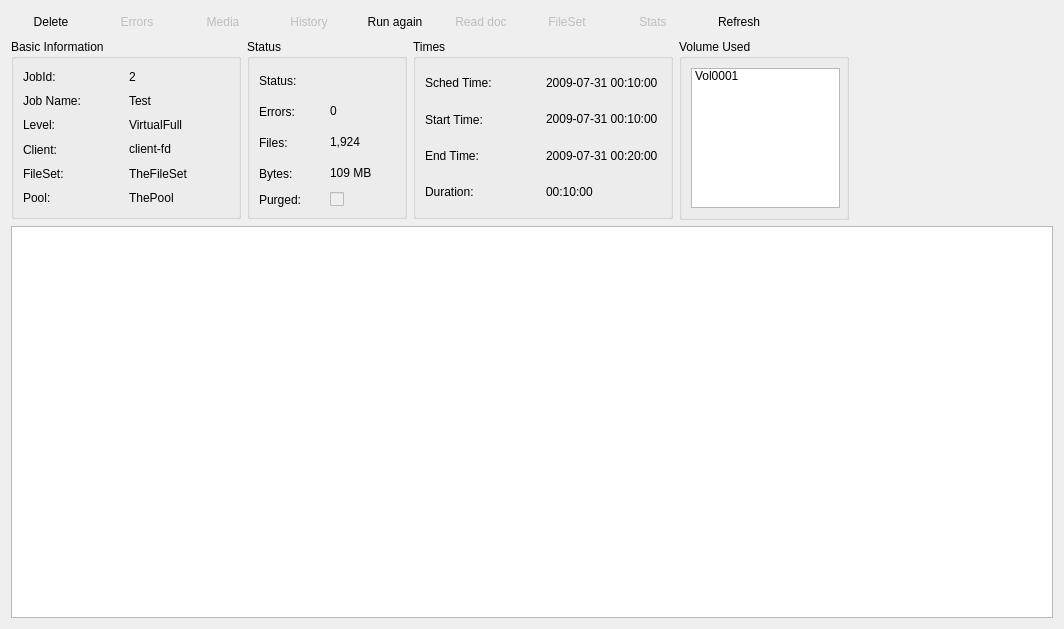
rkorzeniewski/bacula, file bacula/src/qt-console/job/job.ui: the form before one commit.
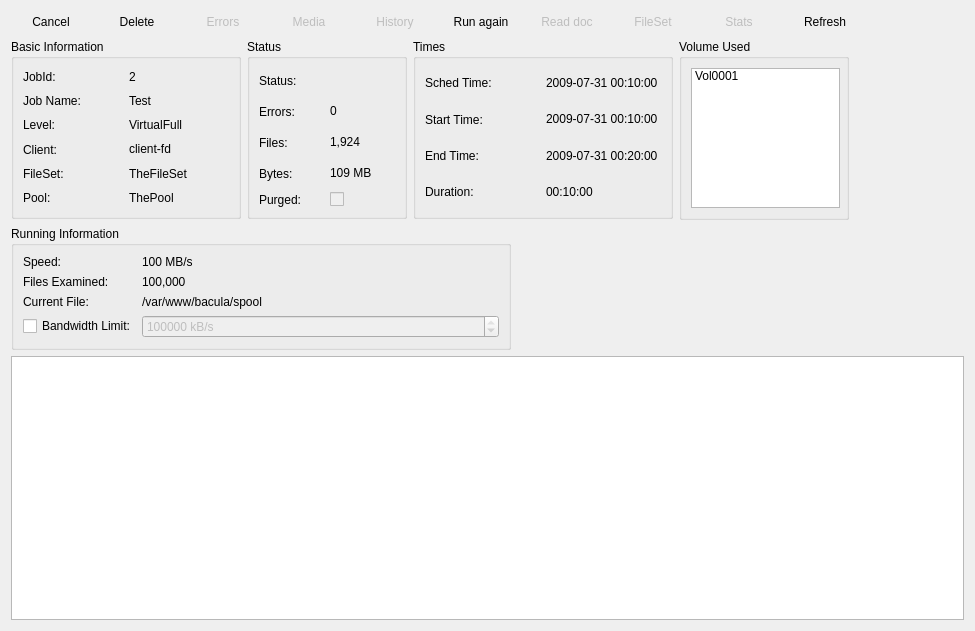
The form after the commit. Icons and pictures are not drawn.

Commit message: Modify Job view to follow backup progress in real-time

```diff
--- a/bacula/src/qt-console/job/job.ui
+++ b/bacula/src/qt-console/job/job.ui
@@ -1,25 +1,39 @@
 <ui version="4.0" >
  <class>JobForm</class>
- <widget class="QWidget" name="JobForm" >
-  <property name="geometry" >
+ <widget class="QWidget" name="JobForm">
+  <property name="geometry">
    <rect>
     <x>0</x>
     <y>0</y>
-    <width>1064</width>
-    <height>629</height>
+    <width>975</width>
+    <height>631</height>
    </rect>
   </property>
   <property name="windowTitle" >
    <string>Form</string>
   </property>
-  <layout class="QVBoxLayout" >
+  <layout class="QVBoxLayout" name="verticalLayout">
    <item>
-    <layout class="QHBoxLayout" >
+    <layout class="QHBoxLayout">
      <item>
-      <layout class="QHBoxLayout" >
+      <layout class="QHBoxLayout">
        <item>
-        <widget class="QPushButton" name="pbDelete" >
-         <property name="text" >
+        <widget class="QPushButton" name="pbCancel">
+         <property name="text">
+          <string>Cancel</string>
+         </property>
+         <property name="icon">
+          <iconset resource="../main.qrc">
+           <normaloff>:/images/A.png</normaloff>:/images/A.png</iconset>
+         </property>
+         <property name="flat">
+          <bool>true</bool>
+         </property>
+        </widget>
+       </item>
+       <item>
+        <widget class="QPushButton" name="pbDelete">
+         <property name="text">
           <string>Delete</string>
          </property>
          <property name="icon" >
@@ -31,8 +45,8 @@
         </widget>
        </item>
        <item>
-        <widget class="QPushButton" name="pbErrors" >
-         <property name="enabled" >
+        <widget class="QPushButton" name="pbErrors">
+         <property name="enabled">
           <bool>false</bool>
          </property>
          <property name="toolTip" >
@@ -50,8 +64,8 @@
         </widget>
        </item>
        <item>
-        <widget class="QPushButton" name="pbMedia" >
-         <property name="enabled" >
+        <widget class="QPushButton" name="pbMedia">
+         <property name="enabled">
           <bool>false</bool>
          </property>
          <property name="text" >
@@ -66,8 +80,8 @@
         </widget>
        </item>
        <item>
-        <widget class="QPushButton" name="pbHistory" >
-         <property name="enabled" >
+        <widget class="QPushButton" name="pbHistory">
+         <property name="enabled">
           <bool>false</bool>
          </property>
          <property name="text" >
@@ -82,9 +96,9 @@
         </widget>
        </item>
        <item>
-        <widget class="QPushButton" name="pbRun" >
-         <property name="sizePolicy" >
-          <sizepolicy vsizetype="Fixed" hsizetype="Fixed" >
+        <widget class="QPushButton" name="pbRun">
+         <property name="sizePolicy">
+          <sizepolicy hsizetype="Fixed" vsizetype="Fixed">
            <horstretch>0</horstretch>
            <verstretch>0</verstretch>
           </sizepolicy>
@@ -101,8 +115,8 @@
         </widget>
        </item>
        <item>
-        <widget class="QPushButton" name="pbDoc" >
-         <property name="enabled" >
+        <widget class="QPushButton" name="pbDoc">
+         <property name="enabled">
           <bool>false</bool>
          </property>
          <property name="text" >
@@ -114,8 +128,8 @@
         </widget>
        </item>
        <item>
-        <widget class="QPushButton" name="pbFileSet" >
-         <property name="enabled" >
+        <widget class="QPushButton" name="pbFileSet">
+         <property name="enabled">
           <bool>false</bool>
          </property>
          <property name="text" >
@@ -130,8 +144,8 @@
         </widget>
        </item>
        <item>
-        <widget class="QPushButton" name="pbStats" >
-         <property name="enabled" >
+        <widget class="QPushButton" name="pbStats">
+         <property name="enabled">
           <bool>false</bool>
          </property>
          <property name="text" >
@@ -146,8 +160,8 @@
         </widget>
        </item>
        <item>
-        <widget class="QPushButton" name="pbRefresh" >
-         <property name="text" >
+        <widget class="QPushButton" name="pbRefresh">
+         <property name="text">
           <string>Refresh</string>
          </property>
          <property name="icon" >
@@ -176,7 +190,7 @@
     </layout>
    </item>
    <item>
-    <layout class="QHBoxLayout" >
+    <layout class="QHBoxLayout">
      <item>
       <widget class="QGroupBox" name="groupBox" >
        <property name="sizePolicy" >
@@ -604,12 +618,125 @@
     </layout>
    </item>
    <item>
-    <widget class="QTextEdit" name="textJobLog" >
-     <property name="html" >
-      <string>&lt;html>&lt;head>&lt;meta name="qrichtext" content="1" />&lt;style type="text/css">
+    <layout class="QHBoxLayout" name="horizontalLayout">
+     <item>
+      <widget class="QGroupBox" name="grpRun">
+       <property name="enabled">
+        <bool>true</bool>
+       </property>
+       <property name="minimumSize">
+        <size>
+         <width>500</width>
+         <height>0</height>
+        </size>
+       </property>
+       <property name="title">
+        <string>Running Information</string>
+       </property>
+       <layout class="QGridLayout" name="gridLayout">
+        <item row="0" column="0">
+         <widget class="QLabel" name="label_14">
+          <property name="text">
+           <string>Speed:</string>
+          </property>
+         </widget>
+        </item>
+        <item row="1" column="0">
+         <widget class="QLabel" name="label_16">
+          <property name="text">
+           <string>Files Examined:</string>
+          </property>
+         </widget>
+        </item>
+        <item row="2" column="0">
+         <widget class="QLabel" name="label_12">
+          <property name="text">
+           <string>Current File:</string>
+          </property>
+         </widget>
+        </item>
+        <item row="2" column="1">
+         <widget class="QLabel" name="label_CurrentFile">
+          <property name="sizePolicy">
+           <sizepolicy hsizetype="Preferred" vsizetype="Preferred">
+            <horstretch>250</horstretch>
+            <verstretch>0</verstretch>
+           </sizepolicy>
+          </property>
+          <property name="text">
+           <string>/var/www/bacula/spool</string>
+          </property>
+         </widget>
+        </item>
+        <item row="1" column="1">
+         <widget class="QLabel" name="label_FilesExamined">
+          <property name="text">
+           <string>100,000</string>
+          </property>
+         </widget>
+        </item>
+        <item row="0" column="1">
+         <widget class="QLabel" name="label_Speed">
+          <property name="text">
+           <string>100 MB/s</string>
+          </property>
+         </widget>
+        </item>
+        <item row="3" column="1">
+         <widget class="QSpinBox" name="spin_Bwlimit">
+          <property name="enabled">
+           <bool>false</bool>
+          </property>
+          <property name="suffix">
+           <string> kB/s</string>
+          </property>
+          <property name="minimum">
+           <number>100</number>
+          </property>
+          <property name="maximum">
+           <number>200000</number>
+          </property>
+          <property name="singleStep">
+           <number>100</number>
+          </property>
+          <property name="value">
+           <number>200000</number>
+          </property>
+         </widget>
+        </item>
+        <item row="3" column="0">
+         <widget class="QCheckBox" name="chk_Bwlimit">
+          <property name="text">
+           <string>Bandwidth Limit:</string>
+          </property>
+         </widget>
+        </item>
+       </layout>
+      </widget>
+     </item>
+     <item>
+      <spacer name="horizontalSpacer">
+       <property name="orientation">
+        <enum>Qt::Horizontal</enum>
+       </property>
+       <property name="sizeHint" stdset="0">
+        <size>
+         <width>40</width>
+         <height>20</height>
+        </size>
+       </property>
+      </spacer>
+     </item>
+    </layout>
+   </item>
+   <item>
+    <widget class="QTextEdit" name="textJobLog">
+     <property name="html">
+      <string>&lt;!DOCTYPE HTML PUBLIC &quot;-//W3C//DTD HTML 4.0//EN&quot; &quot;http://www.w3.org/TR/REC-html40/strict.dtd&quot;&gt;
+&lt;html&gt;&lt;head&gt;&lt;meta name=&quot;qrichtext&quot; content=&quot;1&quot; /&gt;&lt;style type=&quot;text/css&quot;&gt;
 p, li { white-space: pre-wrap; }
-&lt;/style>&lt;/head>&lt;body style=" font-family:'Sans Serif'; font-size:10pt; font-weight:400; font-style:normal;">
-&lt;p style="-qt-paragraph-type:empty; margin-top:0px; margin-bottom:0px; margin-left:0px; margin-right:0px; -qt-block-indent:0; text-indent:0px; font-family:'DejaVu Sans';">&lt;/p>&lt;/body>&lt;/html></string>
+&lt;/style&gt;&lt;/head&gt;&lt;body style=&quot; font-family:'Sans Serif'; font-size:9pt; font-weight:400; font-style:normal;&quot;&gt;
+&lt;p style=&quot;-qt-paragraph-type:empty; margin-top:0px; margin-bottom:0px; margin-left:0px; margin-right:0px; -qt-block-indent:0; text-indent:0px; font-family:'DejaVu Sans'; font-size:10pt;&quot;&gt;&lt;/p&gt;&lt;/body&gt;&lt;/html&gt;</string>
      </property>
     </widget>
    </item>
```
Left out of the diff: 427 changed lines with no effect on the pictures. The commit also changes 2 other files.
